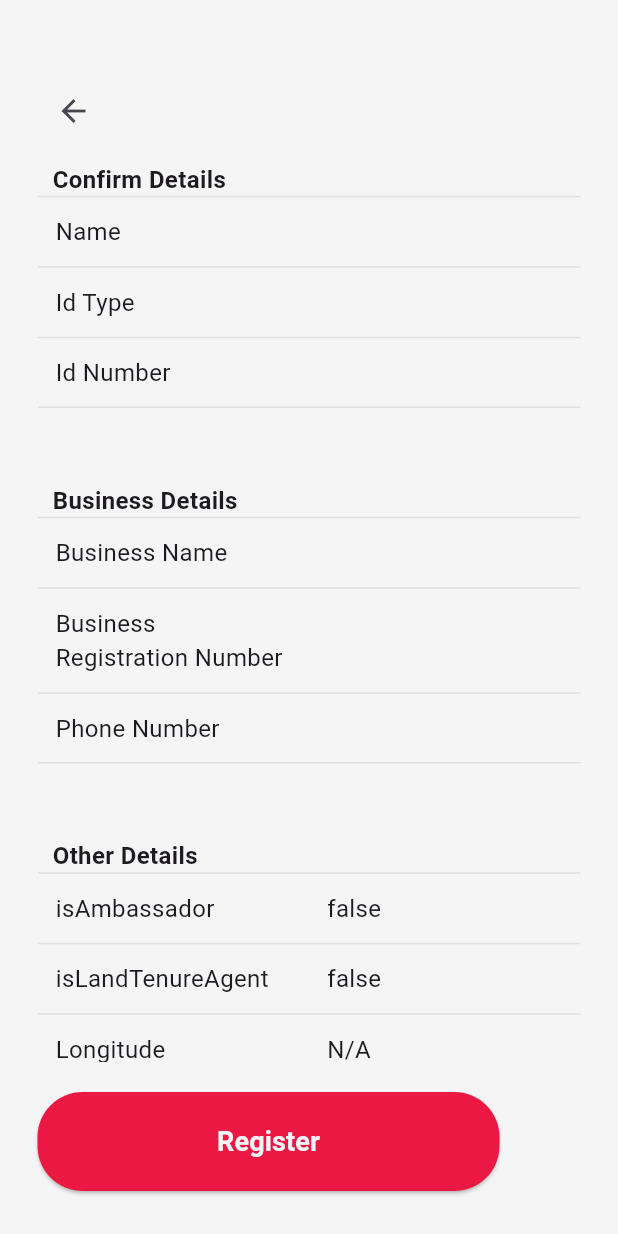
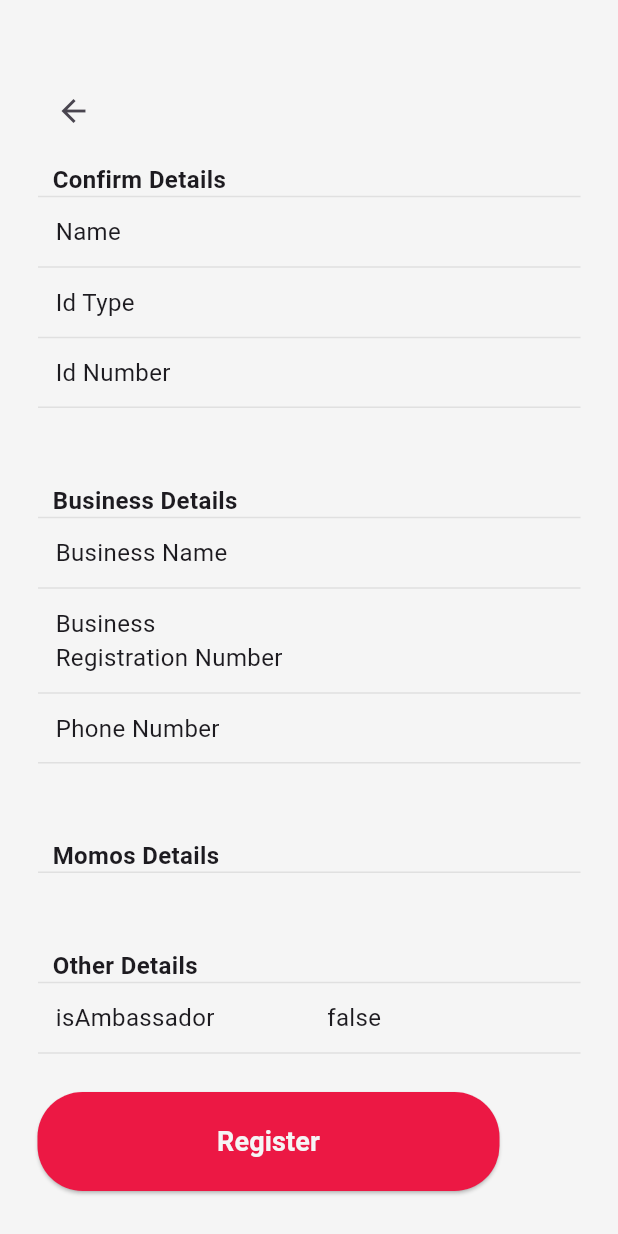
Before and after one commit to Jheezy30/agent_app, a Flutter app: the ConfirmDetailsPage screen opened directly with empty values, on a phone screen of 412 x 824 dp. Run offline on Flutter 3.47's test engine with Material 3 defaults, Android fonts, the phone set to English and light mode, and no system bars; our stand-ins replace dio, dropdown_button2, flutter_svg, geolocator, permission_handler, shared_preferences; accounts and stored records are empty.

Commit message:
is there  another change

```diff
--- a/lib/components/custom_table_row.dart
+++ b/lib/components/custom_table_row.dart
@@ -1,5 +1,6 @@
 import 'package:agent_app/components/custom_color.dart';
 import 'package:agent_app/model/momo.dart';
+import 'package:agent_app/services/momo_custom.dart';
 import 'package:flutter/material.dart';
 import 'package:provider/provider.dart';
 
@@ -26,7 +27,7 @@
 
   @override
   Widget build(BuildContext context) {
-    return Consumer<Geoservice>(builder: (__, geo, _) {
+    return Consumer2<Geoservice,MomoCustom>(builder: (__, geo,momo, _) {
       if (geo.isLoading) {
         return Center(
           child: CircularProgressIndicator(
@@ -120,7 +121,47 @@
               ),
             ],
           ),
-          SizedBox(height: 50), // Space between tables
+          SizedBox(height: 50),
+
+           Table(
+            textDirection: TextDirection.ltr,
+            defaultVerticalAlignment: TableCellVerticalAlignment.middle,
+            border: TableBorder(
+              bottom: BorderSide(
+                color: Colors.grey.shade300,
+                width: 1.0,
+              ),
+              horizontalInside: BorderSide(color: Colors.grey.shade300, width: 1.0),
+            ),
+            children: [
+              TableRow(children: [
+                TableCell(
+                  child: Padding(
+                    padding: const EdgeInsets.only(left: 10),
+                    child: Text(
+                      "Momos Details",
+                      style: TextStyle(
+                        fontWeight: FontWeight.bold,
+                        fontSize: 16,
+                      ),
+                    ),
+                  ),
+                  verticalAlignment: TableCellVerticalAlignment.middle,
+                ),
+                SizedBox(), // Spacer for the second cell in the header row
+              ]),
+             ...List.generate(momo.momos.length, (index) {
+                 final item = momo.momos[index];
+                return confirmationTableRow(title:item.network , info: item.number);
+              }),
+            ],
+          ),
+
+          const SizedBox(
+            height:50,
+          ),
+
+           // Space between tables
           Table(
             textDirection: TextDirection.ltr,
             defaultVerticalAlignment: TableCellVerticalAlignment.middle,
@@ -149,10 +190,7 @@
                 SizedBox(), // Spacer for the second cell in the header row
               ]),
 
-              ...List.generate(widget.user.momos.length, (index) {
-                Momo momo = widget.user.momos[index];
-                return confirmationTableRow(title: momo.network, info: momo.number);
-              }),
+
               confirmationTableRow(
                 title: 'isAmbassador',
                 info: '${widget.user.is_ambassador}',
--- a/lib/components/my_textform_field.dart
+++ b/lib/components/my_textform_field.dart
@@ -8,6 +8,7 @@
   final bool isNumericOnly;
   final bool isObsecureText;
   final String? Function(String?)? validator;
+  final void Function(String?)? onSaved;
 
   const MyTextFormField({
     super.key,
@@ -17,6 +18,7 @@
     this.isNumericOnly = false,
     this.isObsecureText = false,
      this.validator,
+     this.onSaved,
     });
 
   @override
@@ -55,6 +57,7 @@
 
           return null;
         },
+        onSaved: onSaved,
       ),
     );
   }
--- a/lib/main.dart
+++ b/lib/main.dart
@@ -1,4 +1,5 @@
 import 'package:agent_app/pages/vendors_page.dart';
+import 'package:agent_app/services/momo_custom.dart';
 import 'package:flutter/material.dart';
 import 'package:provider/provider.dart';
 import 'package:shared_preferences/shared_preferences.dart';
@@ -19,6 +20,7 @@
 
   // Read token
    String? token = prefs.getString('token');
+   print(token);
 
   // Use Dart's null safety operator
   if (token?.isEmpty ?? true)
@@ -48,6 +50,9 @@
         ChangeNotifierProvider(
           create: (context) => Auth(),
         ),
+         ChangeNotifierProvider(
+          create: (context) => MomoCustom(),
+        ),
       ],
       child: MaterialApp(
         debugShowCheckedModeBanner: false,
--- a/lib/pages/confirm_details_page.dart
+++ b/lib/pages/confirm_details_page.dart
@@ -2,6 +2,7 @@
 import 'package:agent_app/components/custom_table_row.dart';
 import 'package:agent_app/components/my_button.dart';
 import 'package:agent_app/pages/home_page.dart';
+import 'package:agent_app/pages/vendors_page.dart';
 import 'package:agent_app/services/geo_service.dart';
 import 'package:agent_app/services/integration.dart';
 import 'package:dio/dio.dart';
@@ -13,10 +14,12 @@
 
 class ConfirmDetailsPage extends StatefulWidget {
   final User user;
+  final Function clearControllers;
 
   ConfirmDetailsPage({
     super.key,
     required this.user,
+    required this.clearControllers,
   });
 
   @override
@@ -24,12 +27,19 @@
 }
 
 class _ConfirmDetailsPageState extends State<ConfirmDetailsPage> {
-  bool _isLoading = false;
   late Geoservice geo;
+   @override
+  void dispose() {
+    super.dispose();
+     Future.microtask(() {
+      context.read<Geoservice>().stopListeningForLocationUpdates();
+    });
+  }
 
   @override
   Widget build(BuildContext context) {
-    final integration = Provider.of<Integration>(context, listen: false);
+
+    final integrate = Provider.of<Integration>(context, listen: true);
     return Scaffold(
       body: Padding(
         padding:
@@ -59,9 +69,10 @@
               height: 20,
             ),
             ElevatedButton(
+
               onPressed: () async {
 
-                        bool myresult = await integration.send(widget.user);
+                bool myresult = await integrate.send(widget.user);
                 if (!myresult) {
                   showDialog(
                     context: context,
@@ -72,12 +83,16 @@
                     ),
                   );
                 } else {
-                          Navigator.push(
-                            context,
-                            MaterialPageRoute(
-                              builder: (context) => HomePage(),
+                  showDialog(
+                    context: context,
+                    builder: (context) => CustomAlertDialog(
+                      title: 'Success',
+                      message: 'Agent is registered successfully',
                     ),
-                          );
+                  ).then((_) {
+                    widget.clearControllers();
+                    Navigator.pushReplacementNamed(context, 'vendorspage');
+                  });
                 }
               },
               style: ButtonStyle(
@@ -90,17 +105,17 @@
                   ),
                 ),
               ),
-
               child: Container(
                 width: 260,
                 padding: EdgeInsets.symmetric(vertical: 20),
                 alignment: Alignment.center,
-                        child: integration.isLoading
+                child: integrate.isLoading
                     ? Row(
                         mainAxisAlignment: MainAxisAlignment.center,
                         children: [
                           CircularProgressIndicator(
-                                      valueColor: AlwaysStoppedAnimation<Color>(Colors.white),
+                            valueColor:
+                                AlwaysStoppedAnimation<Color>(Colors.white),
                           ),
                           SizedBox(width: 10),
                           Text(
--- a/lib/services/auth.dart
+++ b/lib/services/auth.dart
@@ -28,6 +28,7 @@
       if (response.statusCode == 200) {
         print(response.data);
         token = response.data['data']['bearer_token'];
+        print(token);
         user_id = response.data['data']['user']['id'];
         print(user_id);
         SharedPreferences prefs = await SharedPreferences.getInstance();
--- a/lib/services/geo_service.dart
+++ b/lib/services/geo_service.dart
@@ -38,7 +38,7 @@
     if (permission == LocationPermission.denied) {
       permission = await Geolocator.requestPermission();
     } else if (permission == LocationPermission.deniedForever) {
-      // Handle denied forever case
+      openAppSettings();
     } else {
       try {
         final LocationSettings locationSettings = LocationSettings(
@@ -59,6 +59,7 @@
       }
     }
   }
+
 
   void cancelSubscription() {
     positionStreamSubscription?.cancel();
--- /dev/null
+++ b/lib/services/momo_custom.dart
@@ -0,0 +1,34 @@
+
+
+import 'package:agent_app/model/momo.dart';
+import 'package:flutter/material.dart';
+
+class MomoCustom extends ChangeNotifier{
+  List<Momo> momos = [];
+
+
+  void addMomo(String number , String network){
+    final Momo momo = Momo(number: number, network: network);
+    momos.add(momo);
+
+    notifyListeners();
+  }
+
+  void deleteMomo(int index){
+    if(index >= 0 && index < momos.length){
+      momos.removeAt(index);
+      notifyListeners();
+    }
+  }
+
+  void clearMomos(){
+    momos.clear();
+    notifyListeners();
+  }
+
+
+
+
+
+
+}
```
Also changed, not shown: lib/pages/home_page.dart (+0 -8 lines), lib/pages/vendors_page.dart (+76 -35 lines), lib/services/integration.dart (+17 -2 lines), pubspec.yaml (+15 -1 lines), pubspec.lock, 28 other files. Lines whose indentation alone changed are shown as unchanged.
